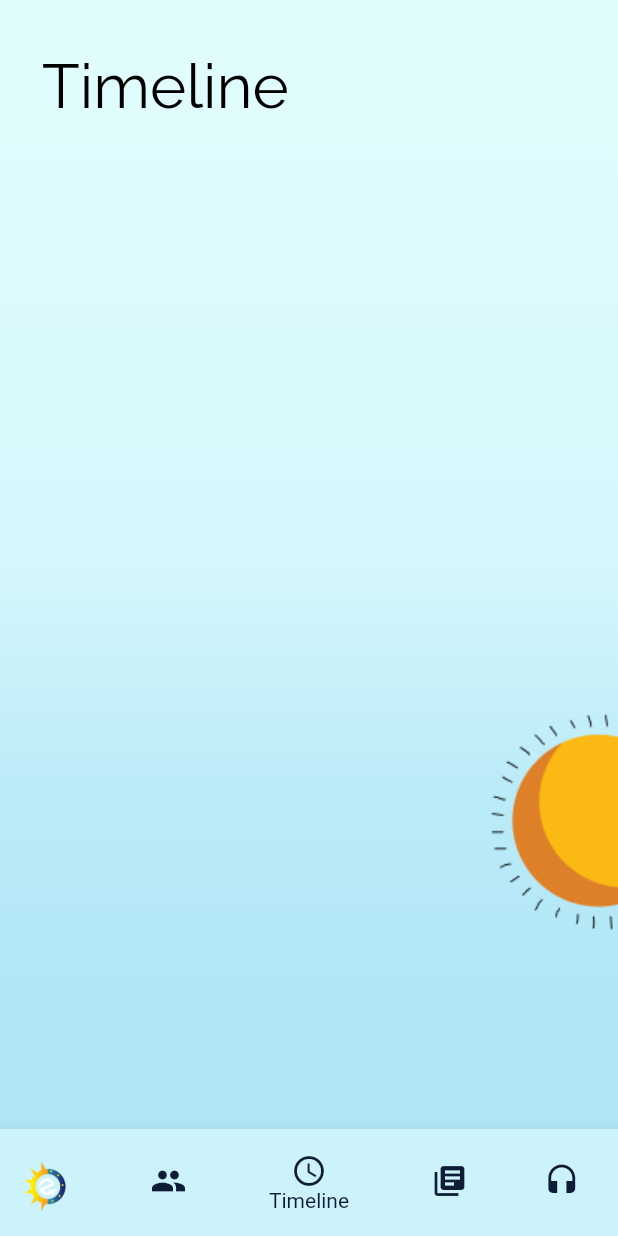
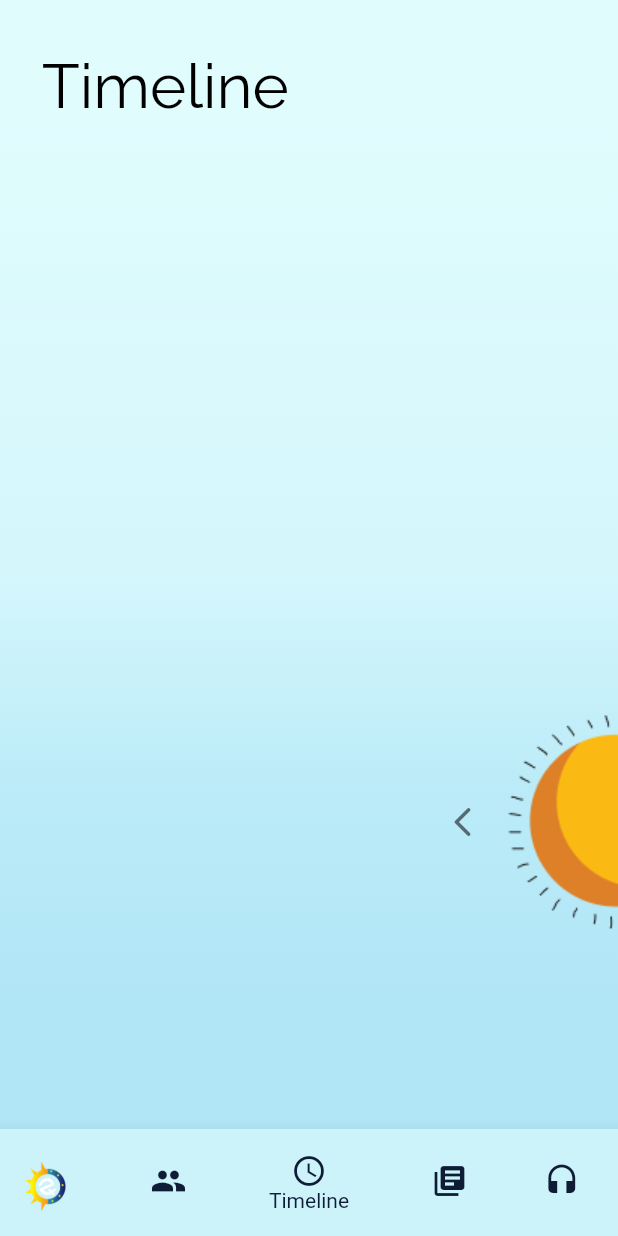
Before and after one commit to apoorvsingh2000/timeline_flutter, a Flutter app: the screen it shows after launch, item 3 of the bottom bar chosen, on a phone screen of 412 x 824 dp. Run offline on Flutter 3.47's test engine with Material 2 defaults, Android fonts, the phone set to English and light mode, and no system bars; our stand-ins replace cloud_firestore, firebase_core, google_fonts, timeline_tile; accounts and stored records are empty.

Commit message:
🎄 minor ui changes in timeline

```diff
--- a/lib/constants.dart
+++ b/lib/constants.dart
@@ -6,6 +6,8 @@ const textColorDay = Colors.black;
 const darkBackground = Color(0xFF0E1C36);
 const lightBackground = Color(0xFFCCF2FA);
 const dropDownColor = Color(0xFF6A7282);
+const upLineColor = Color(0xffFFED43);
+const downLineColor = Color(0xff3F964F);
 const lightBackgroundGradient = LinearGradient(
   begin: Alignment.topCenter,
   end: Alignment.bottomCenter,
--- a/lib/screens/timeline_screen.dart
+++ b/lib/screens/timeline_screen.dart
@@ -28,8 +28,9 @@ class _TimelineScreenState extends State<TimelineScreen> {
   }
 
   void manageTheme() {
-    DateTime now = DateTime.now(); // current time
-    if (now.hour > 18 && now.hour < 6) {
+    DateTime now = DateTime.now();
+    print(now.hour); // current time
+    if (now.hour > 18 || now.hour < 6) {
       setState(() {
         isDarkMode = true;
       });
@@ -52,7 +53,6 @@ class _TimelineScreenState extends State<TimelineScreen> {
           child: Padding(
             padding: EdgeInsets.only(
                 top: screenHeight(context) * 0.04,
-                bottom: screenHeight(context) * 0.05,
                 left: screenWidth(context) * 0.02),
             child: Stack(
               children: [
@@ -69,7 +69,10 @@ class _TimelineScreenState extends State<TimelineScreen> {
                     SizedBox(height: screenHeight(context) * 0.01),
                     Expanded(
                       child: StreamBuilder<QuerySnapshot>(
-                          stream: _firestore.collection('events').snapshots(),
+                          stream: _firestore
+                              .collection('events')
+                              .orderBy('thisEvent')
+                              .snapshots(),
                           builder: (context, snapshot) {
                             if (!snapshot.hasData) {
                               return Center(
@@ -90,19 +93,19 @@ class _TimelineScreenState extends State<TimelineScreen> {
                               final nextEvent =
                                   DateTime.parse(tile.data()['nextEvent']);
                               IndicatorStyle indicator = normalIndicator(context);
-                              Color colorUp = Colors.yellow[400];
-                              Color colorDown = Colors.green[400];
+                              Color colorUp = upLineColor;
+                              Color colorDown = downLineColor;
                               if (now.isAfter(thisEvent) &&
                                   now.isBefore(nextEvent)) {
                                 indicator = earthIndicator(context);
-                                colorUp = Colors.yellow;
-                                colorDown = Colors.green;
+                                colorUp = upLineColor;
+                                colorDown = downLineColor;
                               } else if (now.isBefore(thisEvent)) {
-                                colorUp = Colors.green[400];
-                                colorDown = Colors.green[400];
+                                colorUp = downLineColor;
+                                colorDown = downLineColor;
                               } else if (now.isAfter(thisEvent)) {
-                                colorUp = Colors.yellow[400];
-                                colorDown = Colors.yellow[400];
+                                colorUp = upLineColor;
+                                colorDown = upLineColor;
                               }
                               i == 0 ? isFirst = true : isFirst = false;
                               i++;
@@ -133,10 +136,19 @@ class _TimelineScreenState extends State<TimelineScreen> {
                 ),
                 Positioned(
                   top: screenHeight(context) * 0.5,
-                  left: screenWidth(context) * 0.73,
-                  child: SizedBox(
-                      height: screenHeight(context) * 0.25,
-                      child: isDarkMode ? moonImage : sunImage),
+                  left: screenWidth(context) * 0.7,
+                  child: Row(
+                    mainAxisAlignment: MainAxisAlignment.end,
+                    children: [
+                      Icon(
+                        Icons.arrow_back_ios_rounded,
+                        color: Colors.black54,
+                      ),
+                      SizedBox(
+                          height: screenHeight(context) * 0.25,
+                          child: isDarkMode ? moonImage : sunImage),
+                    ],
+                  ),
                 ),
               ],
             ),
```
